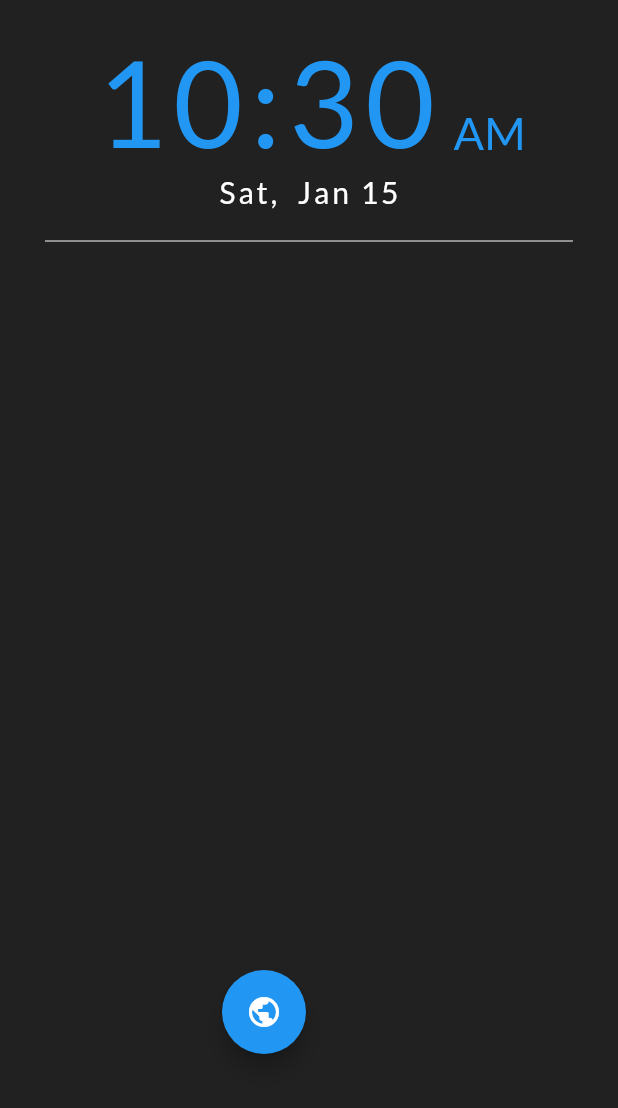
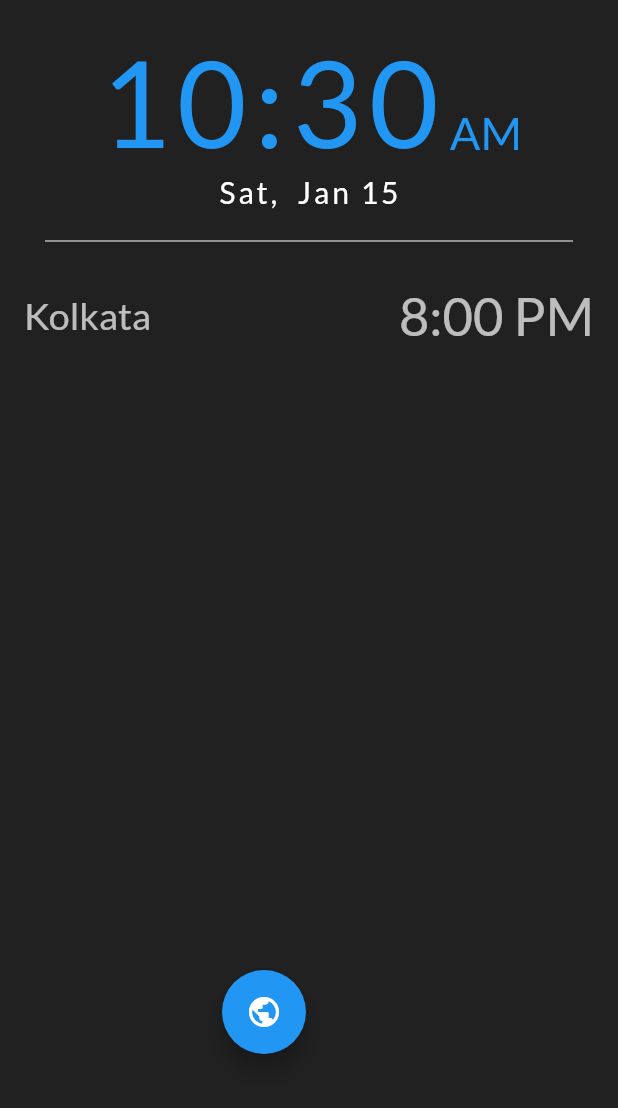
Before and after one commit to Rohith-JN/Time-App, a Flutter app: the screen it shows after launch, on a phone screen of 412 x 824 dp, the part 128-1236 px from its top. Run offline on Flutter 3.47's test engine with Material 2 defaults, Android fonts, the light colour scheme and no system bars; our stand-ins replace google_fonts.

Commit message:
6th commit

```diff
--- a/lib/Screens/RegionSelectScreen.dart
+++ b/lib/Screens/RegionSelectScreen.dart
@@ -1,3 +1,5 @@
+// ignore_for_file: file_names
+
 import 'dart:convert';
 import 'package:flutter/material.dart';
 import 'package:google_fonts/google_fonts.dart';
@@ -115,6 +117,7 @@ class _RegionSelectScreenState extends State<RegionSelectScreen> {
             : Padding(
                 padding: const EdgeInsets.only(top: 10.0, bottom: 15.0),
                 child: ListView.builder(
+                    scrollDirection: Axis.vertical,
                     physics: BouncingScrollPhysics(),
                     itemCount: _filteredCountries.length,
                     itemBuilder: (context, index) => GestureDetector(
--- a/lib/Screens/WorldClockScreen.dart
+++ b/lib/Screens/WorldClockScreen.dart
@@ -33,11 +33,13 @@ class _ClockState extends State<Clock> {
 
   @override
   Widget build(BuildContext context) {
-    return Scaffold(
-      body: Column(
+    return SafeArea(
+      child: Scaffold(
+        resizeToAvoidBottomInset: false,
+        body: SingleChildScrollView(
+          child: Column(
             children: [
-          Container(
-            child: Padding(
+              Padding(
                 padding: const EdgeInsets.only(top: 20.0),
                 child: Row(
                   mainAxisAlignment: MainAxisAlignment.center,
@@ -49,7 +51,7 @@ class _ClockState extends State<Clock> {
                             fontStyle: FontStyle.normal,
                             letterSpacing: 5.0)),
                     Padding(
-                    padding: const EdgeInsets.only(top: 41.0, left: 10.0),
+                      padding: const EdgeInsets.only(top: 40.0, left: 5.0),
                       child: Text(
                         hour,
                         style: GoogleFonts.lato(
@@ -59,7 +61,6 @@ class _ClockState extends State<Clock> {
                       ),
                     ),
                   ],
-              ),
                 ),
               ),
               Container(
@@ -78,8 +79,34 @@ class _ClockState extends State<Clock> {
                   color: Colors.white,
                   height: 2.0,
                 ),
+              ),
+              Container(
+                height: 600.0,
+                width: 450.0,
+                child: Padding(
+                  padding: const EdgeInsets.only(top: 20.0),
+                  child: ListView.builder(
+                      scrollDirection: Axis.vertical,
+                      physics: const BouncingScrollPhysics(),
+                      shrinkWrap: true,
+                      itemCount: 1,
+                      itemBuilder: (BuildContext context, index) => Padding(
+                            padding: const EdgeInsets.only(bottom: 18.0),
+                            child: ListTile(
+                              leading: Text('Kolkata',
+                                  style: GoogleFonts.lato(
+                                      color: Colors.white70, fontSize: 25)),
+                              trailing: Text(
+                                "8:00 PM",
+                                style: GoogleFonts.lato(
+                                    color: Colors.white70, fontSize: 35.0),
+                              ),
+                            ),
+                          )),
+                ),
               )
             ],
+          ),
         ),
         floatingActionButton: Padding(
           padding: const EdgeInsets.only(right: 192.0, bottom: 20.0),
@@ -93,6 +120,7 @@ class _ClockState extends State<Clock> {
             child: const Icon(Icons.public),
           ),
         ),
+      ),
     );
   }
 }
--- a/pubspec.yaml
+++ b/pubspec.yaml
@@ -28,6 +28,7 @@ environment:
 # versions available, run `flutter pub outdated`.
 dependencies:
   http: ^0.13.4
+  get: ^4.6.1
   intl: ^0.17.0
   google_fonts: ^2.2.0
   flutter:
```
Also changed, not shown: pubspec.lock. Lines whose indentation alone changed are shown as unchanged.
